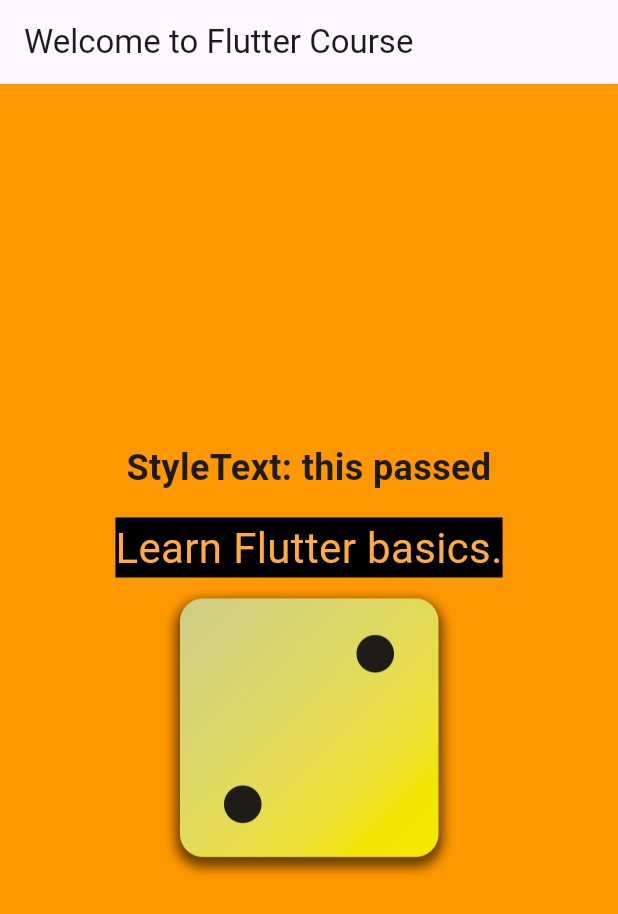
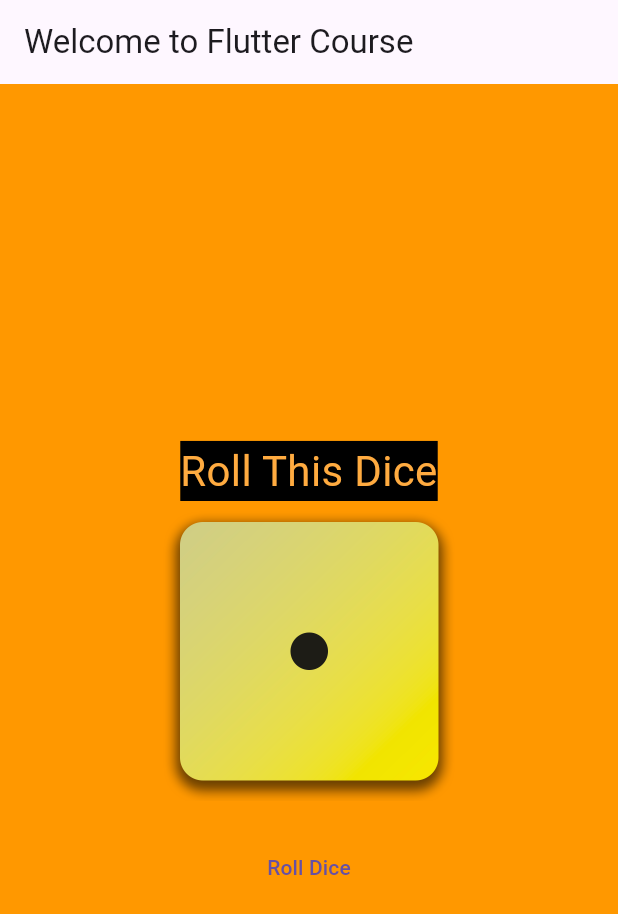
Before and after one commit to rexposadas/quiz, a Flutter app: the screen it shows after launch, on a phone screen of 412 x 824 dp. Shown: the top 914 px of the screen. Run offline on Flutter 3.47's test engine with Material 2 defaults, Android fonts, the phone set to English and light mode, and no system bars.

Commit message:
adding onpress - dice rolls

```diff
--- /dev/null
+++ b/lib/dice_roller.dart
@@ -0,0 +1,35 @@
+import 'dart:math';
+
+import 'package:flutter/material.dart';
+
+class DiceRoller extends StatefulWidget {
+  const DiceRoller({super.key});
+
+  @override
+  State<DiceRoller> createState() {
+    return _DiceRollerState();
+  }
+}
+
+class _DiceRollerState extends State<DiceRoller> {
+  int _diceValue = 1;
+
+  void _rollDice() {
+    setState(() {
+      _diceValue = 1 + Random().nextInt(5);
+    });
+  }
+
+  @override
+  Widget build(context) {
+    return Column(
+      mainAxisAlignment: MainAxisAlignment.center,
+      crossAxisAlignment: CrossAxisAlignment.center,
+      children: [
+        Image.asset('assets/images/dice-$_diceValue.png', width: 200),
+        const SizedBox(height: 20.0),
+        TextButton(onPressed: _rollDice, child: const Text('Roll Dice'))
+      ],
+    );
+  }
+}
--- a/lib/gradient_container.dart
+++ b/lib/gradient_container.dart
@@ -1,6 +1,9 @@
+import 'package:first_app/dice_roller.dart';
 import 'package:flutter/material.dart';
 
 import 'package:first_app/styled_text.dart';
+
+void rollDice() {}
 
 class GradientContainer extends StatelessWidget {
   const GradientContainer({super.key});
@@ -10,19 +13,18 @@ class GradientContainer extends StatelessWidget {
     return Container(
       width: double.infinity,
       padding: const EdgeInsets.all(12),
-      child: Column(
+      child: const Column(
         mainAxisAlignment: MainAxisAlignment.center,
         crossAxisAlignment: CrossAxisAlignment.center,
         children: [
-          const StyledText("StyleText: this passed"),
-          const SizedBox(height: 16),
-          const Text('Learn Flutter basics.',
+          SizedBox(height: 16),
+          Text('Roll This Dice',
               textAlign: TextAlign.center,
               style: TextStyle(
                   backgroundColor: Colors.black,
                   fontSize: 28.0,
                   color: Colors.orangeAccent)),
-          Image.asset('assets/images/dice-2.png', width: 200),
+          DiceRoller(),
         ],
       ),
     );
```
